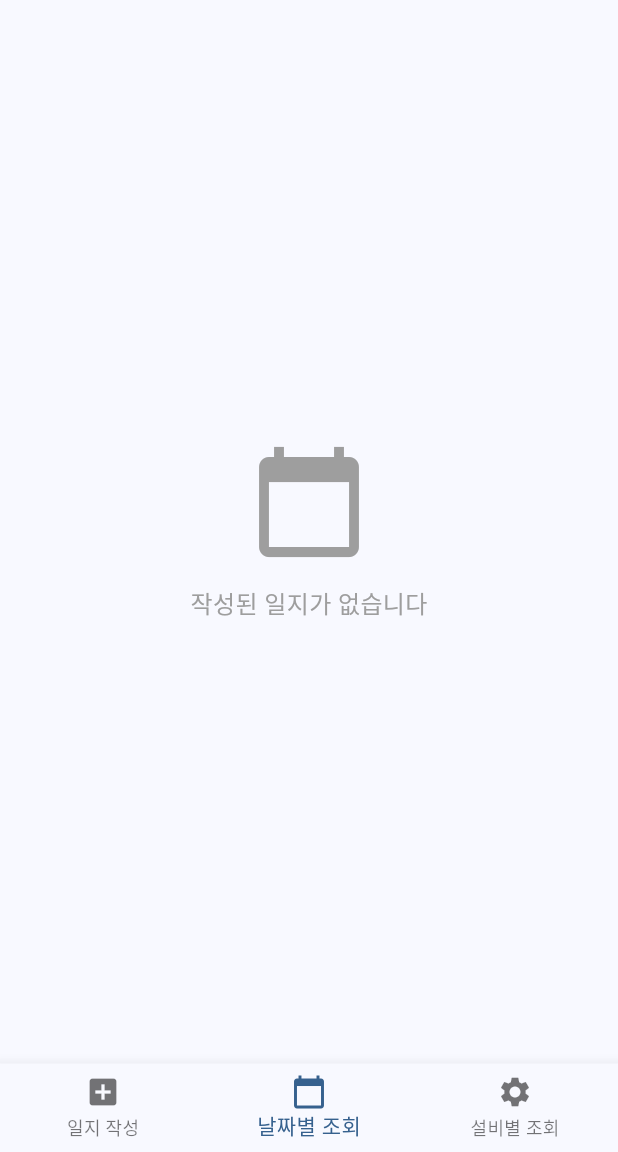
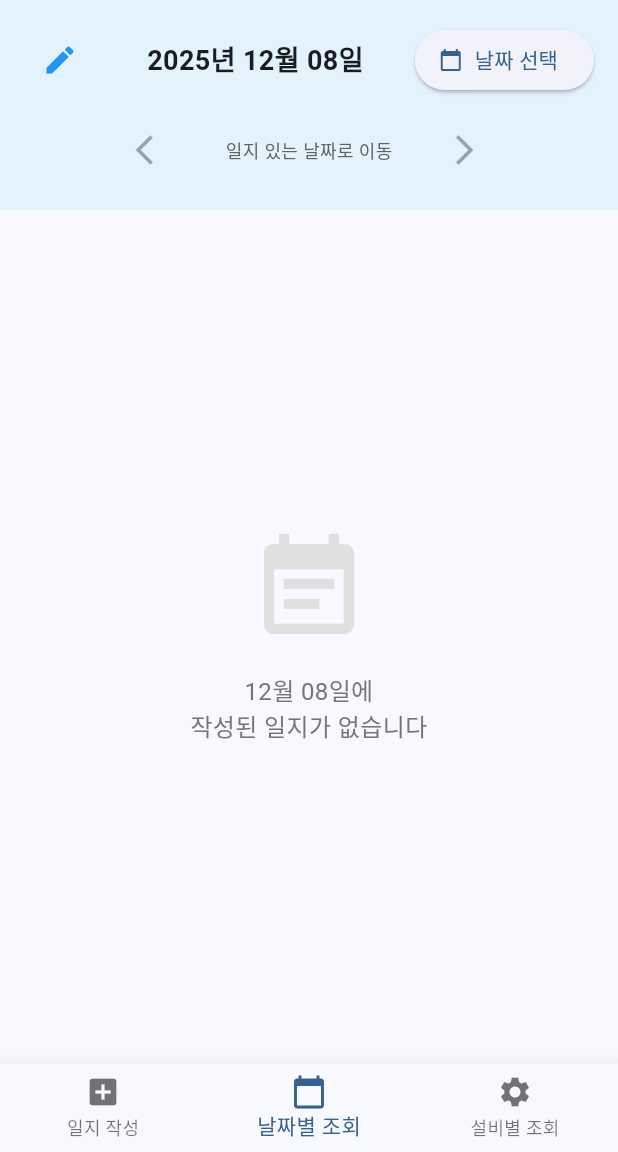
Before and after one commit to hwani1103/log_it, a Flutter app: the screen it shows once a user with an empty profile is signed in, item 2 of the bottom bar chosen, on a phone screen of 412 x 824 dp, the part 84-1236 px from its top. Run offline on Flutter 3.47's test engine with Material 3 defaults, Android fonts, the phone set to English and light mode, and no system bars; our stand-ins replace cached_network_image, cloud_firestore, firebase_auth, firebase_core, firebase_storage, flutter_cache_manager and 3 more; accounts and stored records are empty.

Commit message:
Improve date view with log creation for any date
날짜별 조회 기능 개선:
- 일지 작성 버튼 추가 (편집 아이콘, 날짜 선택 버튼 좌측)
- 달력에서 일지 없는 날짜 선택 시 빈 화면 표시 (SnackBar 제거)
- 날짜별 조회에서 작성한 일지는 선택한 날짜로 저장
- 미래 날짜 선택 불가 (달력 lastDate를 오늘로 제한)
- 이전/다음 일지 버튼으로 일지 있는 날짜로 빠르게 이동
- PageView 제거하고 현재 날짜 기반 UI로 변경

일지 작성 로직:
- 일지작성 탭: 항상 오늘 날짜로 저장
- 날짜별 조회 → 일지 작성: 선택한 날짜로 저장
- 예: 12/7 선택 후 작성 → 12/7 일지로 추가

```diff
--- a/lib/screens/date_view_screen.dart
+++ b/lib/screens/date_view_screen.dart
@@ -4,6 +4,7 @@ import '../models/work_log.dart';
 import '../services/auth_service.dart';
 import '../services/firestore_service.dart';
 import 'work_log_detail_screen.dart';
+import 'create_log_screen.dart';
 
 class DateViewScreen extends StatefulWidget {
   const DateViewScreen({super.key});
@@ -15,22 +16,21 @@ class DateViewScreen extends StatefulWidget {
 class _DateViewScreenState extends State<DateViewScreen> {
   final AuthService _authService = AuthService();
   final FirestoreService _firestoreService = FirestoreService();
-  final PageController _pageController = PageController();
 
   List<DateTime> _datesWithLogs = [];
-  int _currentPageIndex = 0;
+  DateTime _currentDate = DateTime.now();
   bool _isLoading = true;
 
   @override
   void initState() {
     super.initState();
+    // 오늘 날짜로 초기화 (시간은 00:00:00)
+    _currentDate = DateTime(
+      DateTime.now().year,
+      DateTime.now().month,
+      DateTime.now().day,
+    );
     _loadDatesWithLogs();
-  }
-
-  @override
-  void dispose() {
-    _pageController.dispose();
-    super.dispose();
   }
 
   Future<void> _loadDatesWithLogs() async {
@@ -46,34 +46,35 @@ class _DateViewScreenState extends State<DateViewScreen> {
   Future<void> _selectDate() async {
     final DateTime? picked = await showDatePicker(
       context: context,
-      initialDate: _datesWithLogs.isNotEmpty
-          ? _datesWithLogs[_currentPageIndex]
-          : DateTime.now(),
+      initialDate: _currentDate,
       firstDate: DateTime(2020),
-      lastDate: DateTime(2100),
+      lastDate: DateTime.now(), // 미래 날짜 선택 불가
     );
 
     if (picked != null) {
-      final pickedDateOnly = DateTime(picked.year, picked.month, picked.day);
-      final index = _datesWithLogs.indexWhere((date) =>
-        date.year == pickedDateOnly.year &&
-        date.month == pickedDateOnly.month &&
-        date.day == pickedDateOnly.day
-      );
-
-      if (index != -1) {
-        _pageController.animateToPage(
-          index,
-          duration: const Duration(milliseconds: 300),
-          curve: Curves.easeInOut,
-        );
-      } else {
-        if (mounted) {
-          ScaffoldMessenger.of(context).showSnackBar(
-            const SnackBar(content: Text('해당 날짜에 작성된 일지가 없습니다')),
-          );
+      setState(() {
+        _currentDate = DateTime(picked.year, picked.month, picked.day);
+      });
     }
   }
+
+  void _goToPreviousDateWithLog() {
+    // 현재 날짜보다 이전 날짜 중 일지가 있는 날짜 찾기
+    final previousDates = _datesWithLogs.where((date) => date.isBefore(_currentDate)).toList();
+    if (previousDates.isNotEmpty) {
+      setState(() {
+        _currentDate = previousDates.first; // 가장 최근 날짜
+      });
+    }
+  }
+
+  void _goToNextDateWithLog() {
+    // 현재 날짜보다 이후 날짜 중 일지가 있는 날짜 찾기
+    final nextDates = _datesWithLogs.where((date) => date.isAfter(_currentDate)).toList();
+    if (nextDates.isNotEmpty) {
+      setState(() {
+        _currentDate = nextDates.last; // 가장 오래된 날짜 (reversed list이므로)
+      });
     }
   }
 
@@ -83,37 +84,50 @@ class _DateViewScreenState extends State<DateViewScreen> {
       return const Center(child: CircularProgressIndicator());
     }
 
-    if (_datesWithLogs.isEmpty) {
-      return const Center(
-        child: Column(
-          mainAxisAlignment: MainAxisAlignment.center,
-          children: [
-            Icon(Icons.calendar_today, size: 80, color: Colors.grey),
-            SizedBox(height: 16),
-            Text(
-              '작성된 일지가 없습니다',
-              style: TextStyle(fontSize: 16, color: Colors.grey),
-            ),
-          ],
-        ),
-      );
-    }
+    final hasPreviousLog = _datesWithLogs.any((date) => date.isBefore(_currentDate));
+    final hasNextLog = _datesWithLogs.any((date) => date.isAfter(_currentDate));
+    final today = DateTime(DateTime.now().year, DateTime.now().month, DateTime.now().day);
+    final isFutureDate = _currentDate.isAfter(today);
 
     return Column(
       children: [
         Container(
           padding: const EdgeInsets.all(16),
           color: Colors.blue.shade50,
-          child: Row(
+          child: Column(
+            children: [
+              Row(
                 mainAxisAlignment: MainAxisAlignment.spaceBetween,
                 children: [
-              Text(
-                DateFormat('yyyy년 MM월 dd일').format(_datesWithLogs[_currentPageIndex]),
+                  // 일지 작성 버튼
+                  IconButton(
+                    onPressed: isFutureDate ? null : () async {
+                      await Navigator.push(
+                        context,
+                        MaterialPageRoute(
+                          builder: (context) => CreateLogScreen(selectedDate: _currentDate),
+                        ),
+                      );
+                      // 일지 작성 후 목록 새로고침
+                      _loadDatesWithLogs();
+                    },
+                    icon: const Icon(Icons.edit, size: 24),
+                    color: isFutureDate ? Colors.grey : Colors.blue,
+                    tooltip: '일지 작성',
+                  ),
+                  // 현재 날짜 표시
+                  Expanded(
+                    child: Center(
+                      child: Text(
+                        DateFormat('yyyy년 MM월 dd일').format(_currentDate),
                         style: const TextStyle(
                           fontSize: 18,
                           fontWeight: FontWeight.bold,
                         ),
                       ),
+                    ),
+                  ),
+                  // 날짜 선택 버튼
                   ElevatedButton.icon(
                     onPressed: _selectDate,
                     icon: const Icon(Icons.calendar_today, size: 16),
@@ -121,20 +135,39 @@ class _DateViewScreenState extends State<DateViewScreen> {
                   ),
                 ],
               ),
+              const SizedBox(height: 12),
+              // 날짜 네비게이션 버튼
+              Row(
+                mainAxisAlignment: MainAxisAlignment.center,
+                children: [
+                  IconButton(
+                    onPressed: hasPreviousLog ? _goToPreviousDateWithLog : null,
+                    icon: const Icon(Icons.arrow_back_ios),
+                    tooltip: '이전 일지',
+                  ),
+                  const SizedBox(width: 24),
+                  Text(
+                    '일지 있는 날짜로 이동',
+                    style: TextStyle(
+                      fontSize: 12,
+                      color: Colors.grey.shade700,
+                    ),
+                  ),
+                  const SizedBox(width: 24),
+                  IconButton(
+                    onPressed: hasNextLog ? _goToNextDateWithLog : null,
+                    icon: const Icon(Icons.arrow_forward_ios),
+                    tooltip: '다음 일지',
+                  ),
+                ],
+              ),
+            ],
+          ),
         ),
         Expanded(
-          child: PageView.builder(
-            controller: _pageController,
-            reverse: false, // 왼쪽 스와이프로 과거로 이동
-            onPageChanged: (index) {
-              setState(() {
-                _currentPageIndex = index;
-              });
-            },
-            itemCount: _datesWithLogs.length,
-            itemBuilder: (context, index) {
-              return DateLogsList(date: _datesWithLogs[index]);
-            },
+          child: DateLogsList(
+            date: _currentDate,
+            key: ValueKey(_currentDate.toString()),
           ),
         ),
       ],
@@ -170,8 +203,22 @@ class DateLogsList extends StatelessWidget {
         final workLogs = snapshot.data ?? [];
 
         if (workLogs.isEmpty) {
-          return const Center(
-            child: Text('해당 날짜에 작성된 일지가 없습니다'),
+          return Center(
+            child: Column(
+              mainAxisAlignment: MainAxisAlignment.center,
+              children: [
+                Icon(Icons.event_note, size: 80, color: Colors.grey.shade300),
+                const SizedBox(height: 16),
+                Text(
+                  '${DateFormat('MM월 dd일').format(date)}에\n작성된 일지가 없습니다',
+                  textAlign: TextAlign.center,
+                  style: TextStyle(
+                    fontSize: 16,
+                    color: Colors.grey.shade600,
+                  ),
+                ),
+              ],
+            ),
           );
         }
 
```
Also changed, not shown: lib/screens/create_log_screen.dart (+37 -4 lines). Lines whose indentation alone changed are shown as unchanged.
